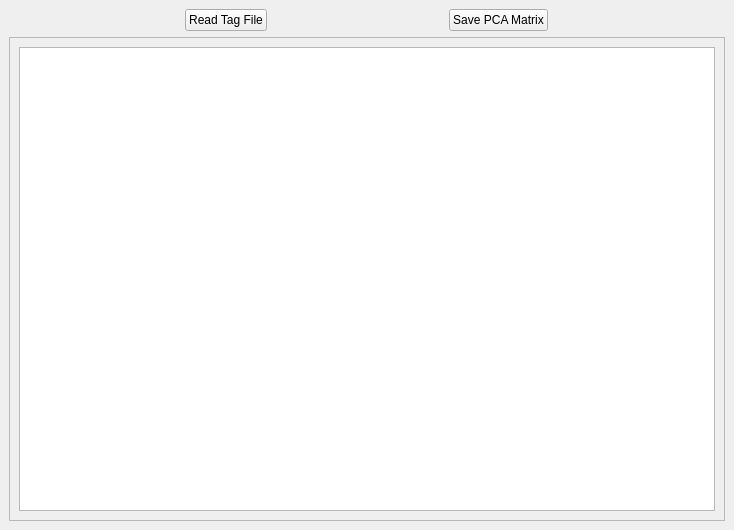
wwmm/xcoins, file XCoins/ui/application_window.ui: the form before one commit.
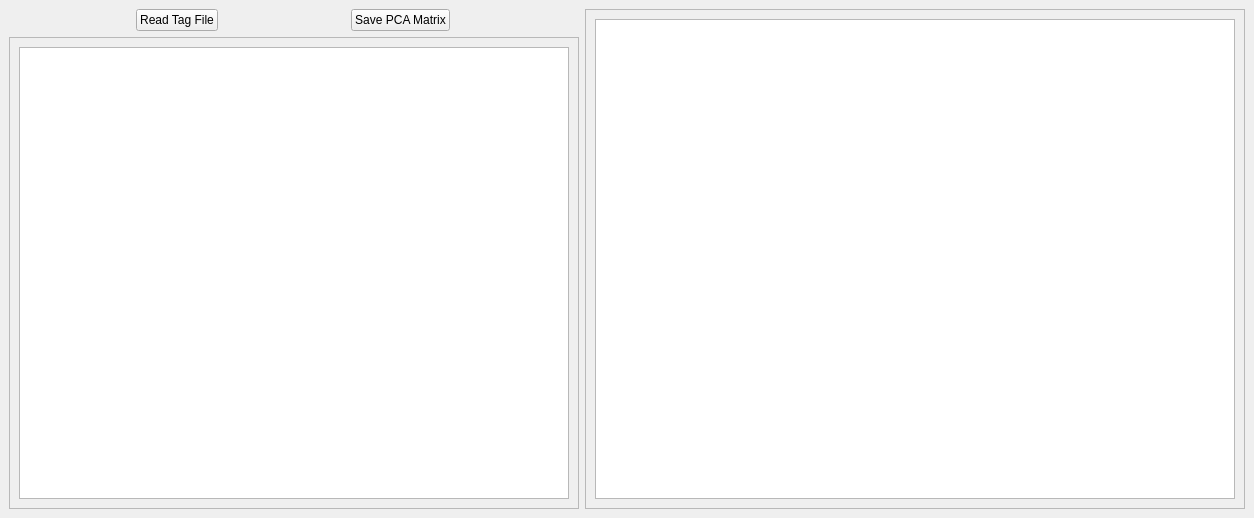
The form after the commit. Custom widgets are drawn as their Qt base class.

What changed in the file:
```diff
--- a/XCoins/ui/application_window.ui
+++ b/XCoins/ui/application_window.ui
@@ -6,8 +6,8 @@
    <rect>
     <x>0</x>
     <y>0</y>
-    <width>734</width>
-    <height>530</height>
+    <width>1254</width>
+    <height>518</height>
    </rect>
   </property>
   <property name="sizePolicy">
@@ -32,6 +32,12 @@
     </property>
     <item row="1" column="0">
      <widget class="QFrame" name="main_frame">
+      <property name="sizePolicy">
+       <sizepolicy hsizetype="Minimum" vsizetype="Minimum">
+        <horstretch>0</horstretch>
+        <verstretch>0</verstretch>
+       </sizepolicy>
+      </property>
       <property name="frameShape">
        <enum>QFrame::StyledPanel</enum>
       </property>
@@ -42,11 +48,23 @@
        <item row="2" column="0">
         <widget class="QTableView" name="table_view">
          <property name="sizePolicy">
-          <sizepolicy hsizetype="MinimumExpanding" vsizetype="MinimumExpanding">
+          <sizepolicy hsizetype="Minimum" vsizetype="MinimumExpanding">
            <horstretch>0</horstretch>
            <verstretch>0</verstretch>
           </sizepolicy>
          </property>
+         <property name="minimumSize">
+          <size>
+           <width>550</width>
+           <height>0</height>
+          </size>
+         </property>
+         <property name="maximumSize">
+          <size>
+           <width>16777215</width>
+           <height>16777215</height>
+          </size>
+         </property>
          <property name="sizeAdjustPolicy">
           <enum>QAbstractScrollArea::AdjustToContentsOnFirstShow</enum>
          </property>
@@ -56,6 +74,9 @@
          <property name="selectionBehavior">
           <enum>QAbstractItemView::SelectRows</enum>
          </property>
+         <property name="textElideMode">
+          <enum>Qt::ElideNone</enum>
+         </property>
          <property name="showGrid">
           <bool>false</bool>
          </property>
@@ -100,9 +121,44 @@
       </item>
      </layout>
     </item>
+    <item row="0" column="1" rowspan="2">
+     <widget class="QFrame" name="chart_frame">
+      <property name="frameShape">
+       <enum>QFrame::StyledPanel</enum>
+      </property>
+      <property name="frameShadow">
+       <enum>QFrame::Raised</enum>
+      </property>
+      <layout class="QGridLayout" name="gridLayout_3">
+       <item row="0" column="0">
+        <widget class="PySide2.QtCharts.QtCharts.QChartView" name="chart_view">
+         <property name="sizePolicy">
+          <sizepolicy hsizetype="MinimumExpanding" vsizetype="MinimumExpanding">
+           <horstretch>0</horstretch>
+           <verstretch>0</verstretch>
+          </sizepolicy>
+         </property>
+         <property name="minimumSize">
+          <size>
+           <width>640</width>
+           <height>480</height>
+          </size>
+         </property>
+        </widget>
+       </item>
+      </layout>
+     </widget>
+    </item>
    </layout>
   </widget>
  </widget>
+ <customwidgets>
+  <customwidget>
+   <class>PySide2.QtCharts.QtCharts.QChartView</class>
+   <extends>QGraphicsView</extends>
+   <header>QtCharts</header>
+  </customwidget>
+ </customwidgets>
  <resources/>
  <connections/>
 </ui>
```
